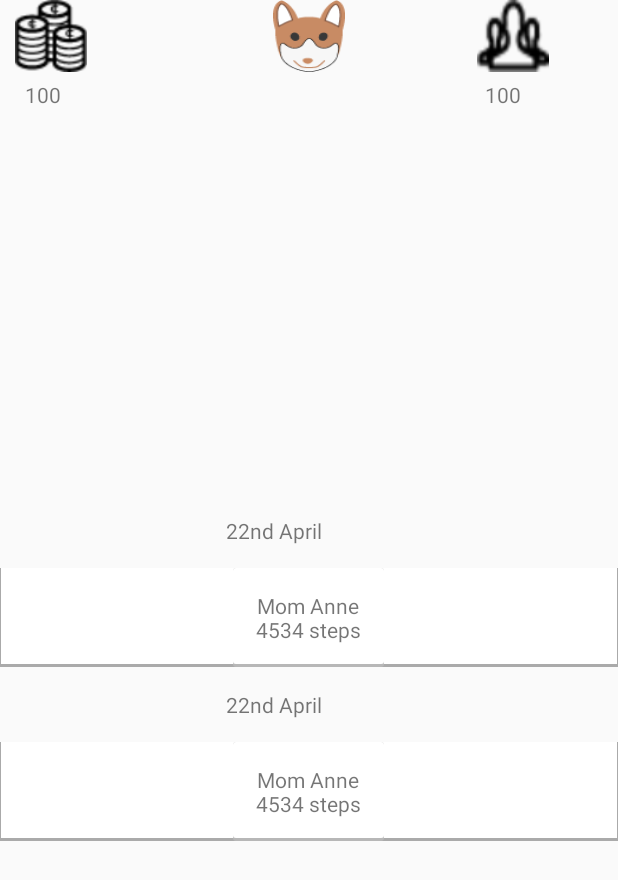
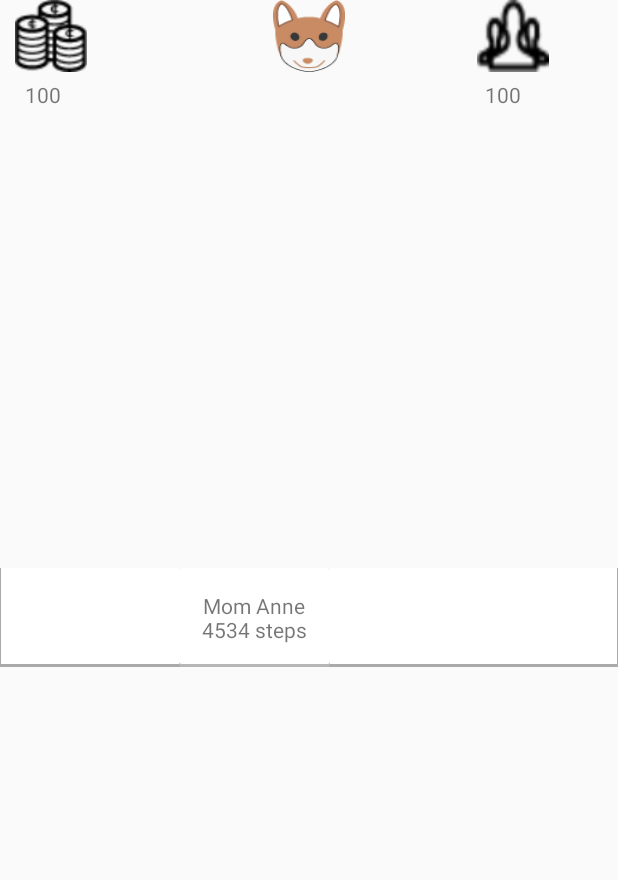
Before and after one commit to RahulJKVerma/kidsense, an Android app: the layout activityfragment.xml on its own in the app's theme, with its tools: preview values and no code run, on a phone screen of 412 x 824 dp. Shown: the top 880 px of the screen. Run offline under Robolectric (Android 15) with nearby library versions, the phone set to English and light mode, and no system bars.

Commit message:
Revert "front end profile"
This reverts commit 3355c07a9136ccf18b434a2b475984b03acba4e7.

Reverting this because of compilation issues#

```diff
--- a/TreasureTrail 2/app/src/main/res/layout/activityfragment.xml
+++ b/TreasureTrail 2/app/src/main/res/layout/activityfragment.xml
@@ -3,8 +3,7 @@
 <RelativeLayout
     xmlns:android="http://schemas.android.com/apk/res/android"
     android:layout_width="match_parent"
-    android:layout_height="match_parent"
-    android:id="@+id/coinsTeam">
+    android:layout_height="match_parent"  >
     <LinearLayout
         android:layout_width="wrap_content"
         android:layout_height="wrap_content"
@@ -37,29 +36,30 @@
 
 
         </RelativeLayout>
+        <RelativeLayout
+            android:layout_width="wrap_content"
+            android:layout_height="wrap_content">
+            <!-- coins, teammates-->
 
+
+        </RelativeLayout>
 
         </LinearLayout>
 
+    <LinearLayout android:orientation="vertical"
+        android:layout_width="match_parent"
+        android:layout_height="wrap_content"
+        android:id="@+id/linearLayout">
 
-    <TextView
-        android:layout_width="wrap_content"
-        android:layout_height="wrap_content"
-        android:layout_gravity="center"
-        android:gravity="center"
-        android:padding="15dp"
-        android:text="22nd April"
-        android:layout_above="@+id/activity1"
-        android:layout_alignRight="@+id/pet1"
-        android:layout_alignEnd="@+id/pet1"
-        android:id="@+id/textView2" />
+    </LinearLayout>
+
     <RelativeLayout
         xmlns:android="http://schemas.android.com/apk/res/android"
         android:layout_width="match_parent"
         android:layout_height="wrap_content"
         android:gravity="center"
         android:background="@drawable/rowshadow"
-        android:id="@+id/activity1"
+        android:id="@+id/leaderboardid"
         android:layout_centerVertical="true"
         android:layout_alignParentLeft="true"
         android:layout_alignParentStart="true">
@@ -73,42 +73,10 @@
             android:background="@drawable/layer_card_background"
             android:text="Mom Anne\n4534 steps"
             android:layout_alignParentTop="true"
-            android:layout_alignParentLeft="true"
-            android:layout_alignParentStart="true" />
-    </RelativeLayout>
-    <TextView
-        android:layout_width="wrap_content"
-        android:layout_height="wrap_content"
-        android:layout_gravity="center"
-        android:gravity="center"
-        android:padding="15dp"
-        android:text="22nd April"
-        android:id="@+id/textView3"
-        android:layout_below="@+id/activity1"
-        android:layout_alignLeft="@+id/textView2"
-        android:layout_alignStart="@+id/textView2" />
-    <RelativeLayout
-        xmlns:android="http://schemas.android.com/apk/res/android"
-        android:layout_width="match_parent"
-        android:layout_height="wrap_content"
-        android:gravity="center"
-        android:background="@drawable/rowshadow"
-        android:id="@+id/leaderboardid"
-        android:layout_below="@+id/textView3"
-        android:layout_alignParentLeft="true"
-        android:layout_alignParentStart="true">
-
-        <TextView
-            android:layout_width="wrap_content"
-            android:layout_height="wrap_content"
-            android:layout_gravity="center"
-            android:gravity="center"
-            android:padding="15dp"
-            android:background="@drawable/layer_card_background"
-            android:text="Mom Anne\n4534 steps"
-            android:layout_alignParentTop="true"
-            android:layout_alignParentLeft="true"
-            android:layout_alignParentStart="true" />
+            android:layout_alignParentRight="true"
+            android:layout_alignParentEnd="true"
+            android:layout_marginRight="72dp"
+            android:layout_marginEnd="72dp" />
     </RelativeLayout>
 
     <ImageView
```
